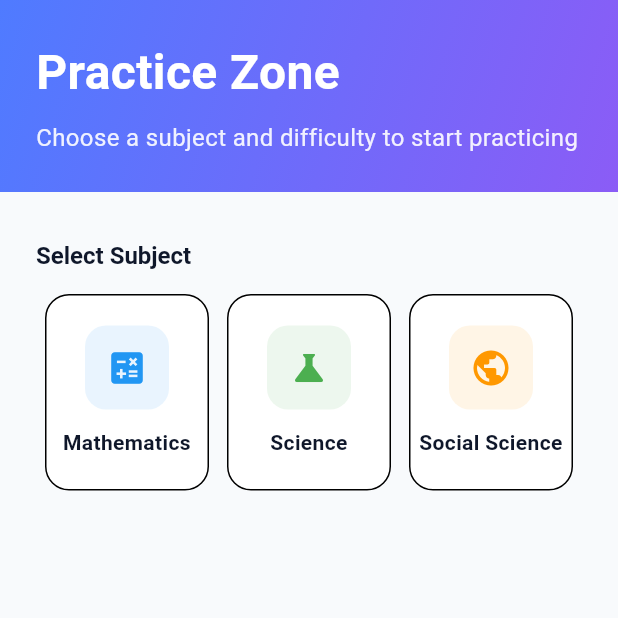
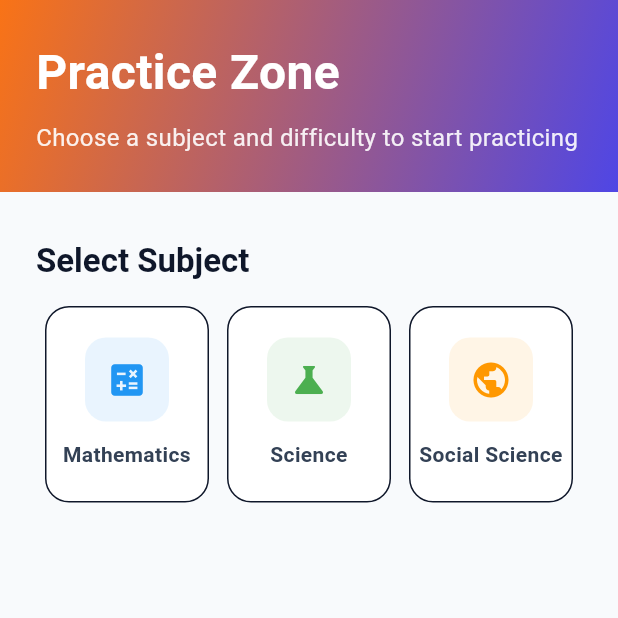
Before and after one commit to r2398/TutorBot, a Flutter app: the PracticeZone screen opened directly, on a phone screen of 412 x 824 dp, the top half of it. Run offline on Flutter 3.47's test engine with Material 3 defaults, Android fonts, the phone set to English and light mode, and no system bars; our stand-ins replace image_picker, permission_handler, shared_preferences, speech_to_text; accounts and stored records are empty.

Commit message:
themeUpdate

```diff
--- a/tutorbotfrontend/lib/theme/app_theme.dart
+++ b/tutorbotfrontend/lib/theme/app_theme.dart
@@ -1,390 +1,223 @@
 import 'package:flutter/material.dart';
 
 class AppTheme {
-  // Design System Colors
-  static const Color primaryBlue = Color(0xFF4F7BFF);
-  static const Color darkNavy = Color(0xFF1E293B);
-  static const Color backgroundLight = Color(0xFFF8FAFC);
-  static const Color cardWhite = Color(0xFFFFFFFF);
-  static const Color textDark = Color(0xFF0F172A);
-  static const Color textMuted = Color(0xFF64748B);
-  static const Color borderLight = Color(0xFFE2E8F0);
-  static const Color success = Color(0xFF10B981);
-  static const Color warning = Color(0xFFF59E0B);
-  static const Color error = Color(0xFFEF4444);
-  static const Color purple = Color(0xFF8B5CF6);
 
+  // Primary Colors
+  static const Color primaryOrange = Color(0xFFF97316); // Vibrant Orange
+  static const Color primaryIndigo = Color(0xFF4F46E5); // Deep Indigo
+
+  // Neutral Colors
+  static const Color backgroundLight = Color(0xFFF8FAFC); // Almost White (Slate 50)
+  static const Color backgroundDark = Color(0xFF020617);  // Near Black (Slate 950)
+  static const Color surfaceLight = Color(0xFFFFFFFF);   // Pure White
+  static const Color surfaceDark = Color(0xFF1E293B);    // Dark Blue-Gray (Slate 800)
+
+  // Text Colors
+  static const Color textHeader = Color(0xFF0F172A);      // Dark Slate (Slate 900)
+  static const Color textBody = Color(0xFF334155);        // Medium Slate (Slate 700)
+  static const Color textMuted = Color(0xFF64748B);        // Lighter Slate (Slate 500)
+  static const Color textWhite = Color(0xFFE2E8F0);        // Light Gray (Slate 200)
+
+  // Accent & Utility Colors
+  static const Color accentGreen = Color(0xFF22C55E);      // Green
+  static const Color accentYellow = Color(0xFFEAB308);    // Yellow
+  static const Color accentRed = Color(0xFFEF4444);        // Red
+  static const Color borderLight = Color(0xFFE2E8F0);      // Light Border (Slate 200)
+  static const Color borderDark = Color(0xFF334155);        // Dark Border (Slate 700)
+
+  // --- Light Theme Definition ---
   static ThemeData lightTheme = ThemeData(
     useMaterial3: true,
     brightness: Brightness.light,
-    primaryColor: primaryBlue,
+    primaryColor: primaryOrange,
     scaffoldBackgroundColor: backgroundLight,
-
     colorScheme: const ColorScheme.light(
-      primary: primaryBlue,
-      secondary: Color(0xFF8B5CF6),
-      tertiary: Color(0xFFF59E0B),
-      surface: cardWhite,
-      error: error,
+      primary: primaryOrange,
+      secondary: primaryIndigo,
+      surface: surfaceLight,
+      background: backgroundLight,
+      error: accentRed,
       onPrimary: Colors.white,
       onSecondary: Colors.white,
-      onSurface: textDark,
+      onSurface: textHeader,
+      onBackground: textHeader,
       onError: Colors.white,
     ),
 
-    // Card styling
     cardTheme: CardThemeData(
-      color: cardWhite,
+      color: surfaceLight,
       elevation: 0,
-      shadowColor: Colors.black.withValues(alpha: 0.05),
       shape: RoundedRectangleBorder(
         borderRadius: BorderRadius.circular(16),
+        side: const BorderSide(color: borderLight, width: 1),
       ),
     ),
 
-    // Elevated button
     elevatedButtonTheme: ElevatedButtonThemeData(
       style: ElevatedButton.styleFrom(
-        backgroundColor: darkNavy,
+        backgroundColor: primaryOrange,
         foregroundColor: Colors.white,
-        elevation: 0,
-        shadowColor: Colors.transparent,
-        padding: const EdgeInsets.symmetric(horizontal: 32, vertical: 18),
+        elevation: 1,
+        shadowColor: primaryOrange.withOpacity(0.2),
+        padding: const EdgeInsets.symmetric(horizontal: 24, vertical: 16),
         shape: RoundedRectangleBorder(
           borderRadius: BorderRadius.circular(12),
         ),
         textStyle: const TextStyle(
-          fontSize: 16,
           fontWeight: FontWeight.w600,
           letterSpacing: 0.2,
         ),
       ),
     ),
 
-    // Outlined button
     outlinedButtonTheme: OutlinedButtonThemeData(
       style: OutlinedButton.styleFrom(
-        foregroundColor: textDark,
+        foregroundColor: textBody,
         side: const BorderSide(color: borderLight, width: 1.5),
-        padding: const EdgeInsets.symmetric(horizontal: 32, vertical: 18),
-        shape: RoundedRectangleBorder(
-          borderRadius: BorderRadius.circular(12),
-        ),
-        textStyle: const TextStyle(
-          fontSize: 16,
-          fontWeight: FontWeight.w500,
-        ),
-      ),
-    ),
-
-    // Text button
-    textButtonTheme: TextButtonThemeData(
-      style: TextButton.styleFrom(
-        foregroundColor: primaryBlue,
-        padding: const EdgeInsets.symmetric(horizontal: 16, vertical: 12),
-        textStyle: const TextStyle(
-          fontSize: 15,
-          fontWeight: FontWeight.w600,
-        ),
-      ),
-    ),
-
-    // Input decoration
-    inputDecorationTheme: InputDecorationTheme(
-      filled: true,
-      fillColor: cardWhite,
-      border: OutlineInputBorder(
-        borderRadius: BorderRadius.circular(12),
-        borderSide: const BorderSide(color: borderLight, width: 1.5),
-      ),
-      enabledBorder: OutlineInputBorder(
-        borderRadius: BorderRadius.circular(12),
-        borderSide: const BorderSide(color: borderLight, width: 1.5),
-      ),
-      focusedBorder: OutlineInputBorder(
-        borderRadius: BorderRadius.circular(12),
-        borderSide: const BorderSide(color: primaryBlue, width: 2),
-      ),
-      errorBorder: OutlineInputBorder(
-        borderRadius: BorderRadius.circular(12),
-        borderSide: const BorderSide(color: error, width: 1.5),
-      ),
-      contentPadding: const EdgeInsets.symmetric(horizontal: 16, vertical: 16),
-      hintStyle: const TextStyle(
-        color: textMuted,
-        fontSize: 15,
-        fontWeight: FontWeight.w400,
-      ),
-    ),
-
-    // Typography
-    textTheme: const TextTheme(
-      displayLarge: TextStyle(
-        fontSize: 32,
-        fontWeight: FontWeight.w700,
-        color: textDark,
-        letterSpacing: -0.5,
-      ),
-      displayMedium: TextStyle(
-        fontSize: 28,
-        fontWeight: FontWeight.w700,
-        color: textDark,
-        letterSpacing: -0.5,
-      ),
-      displaySmall: TextStyle(
-        fontSize: 24,
-        fontWeight: FontWeight.w600,
-        color: textDark,
-        letterSpacing: -0.3,
-      ),
-      headlineLarge: TextStyle(
-        fontSize: 22,
-        fontWeight: FontWeight.w600,
-        color: textDark,
-      ),
-      headlineMedium: TextStyle(
-        fontSize: 20,
-        fontWeight: FontWeight.w600,
-        color: textDark,
-      ),
-      headlineSmall: TextStyle(
-        fontSize: 18,
-        fontWeight: FontWeight.w600,
-        color: textDark,
-      ),
-      titleLarge: TextStyle(
-        fontSize: 16,
-        fontWeight: FontWeight.w600,
-        color: textDark,
-      ),
-      titleMedium: TextStyle(
-        fontSize: 15,
-        fontWeight: FontWeight.w600,
-        color: textDark,
-      ),
-      titleSmall: TextStyle(
-        fontSize: 14,
-        fontWeight: FontWeight.w600,
-        color: textDark,
-      ),
-      bodyLarge: TextStyle(
-        fontSize: 16,
-        fontWeight: FontWeight.w400,
-        color: textDark,
-        height: 1.5,
-      ),
-      bodyMedium: TextStyle(
-        fontSize: 14,
-        fontWeight: FontWeight.w400,
-        color: textMuted,
-        height: 1.5,
-      ),
-      bodySmall: TextStyle(
-        fontSize: 13,
-        fontWeight: FontWeight.w400,
-        color: textMuted,
-      ),
-      labelLarge: TextStyle(
-        fontSize: 14,
-        fontWeight: FontWeight.w600,
-        color: textDark,
-      ),
-      labelMedium: TextStyle(
-        fontSize: 12,
-        fontWeight: FontWeight.w500,
-        color: textMuted,
-      ),
-      labelSmall: TextStyle(
-        fontSize: 11,
-        fontWeight: FontWeight.w500,
-        color: textMuted,
-      ),
-    ),
-
-    // AppBar
-    appBarTheme: const AppBarTheme(
-      backgroundColor: backgroundLight,
-      foregroundColor: textDark,
-      elevation: 0,
-      centerTitle: false,
-      titleTextStyle: TextStyle(
-        fontSize: 20,
-        fontWeight: FontWeight.w600,
-        color: textDark,
-      ),
-    ),
-
-    // Bottom Navigation
-    bottomNavigationBarTheme: const BottomNavigationBarThemeData(
-      backgroundColor: cardWhite,
-      selectedItemColor: darkNavy,
-      unselectedItemColor: textMuted,
-      type: BottomNavigationBarType.fixed,
-      elevation: 8,
-      selectedLabelStyle: TextStyle(
-        fontSize: 12,
-        fontWeight: FontWeight.w600,
-      ),
-      unselectedLabelStyle: TextStyle(
-        fontSize: 12,
-        fontWeight: FontWeight.w500,
-      ),
-    ),
-
-    // Divider
-    dividerTheme: const DividerThemeData(
-      color: borderLight,
-      thickness: 1,
-      space: 1,
-    ),
-
-    // Chip
-    chipTheme: ChipThemeData(
-      backgroundColor: backgroundLight,
-      selectedColor: primaryBlue,
-      labelStyle: const TextStyle(
-        fontSize: 13,
-        fontWeight: FontWeight.w500,
-      ),
-      padding: const EdgeInsets.symmetric(horizontal: 12, vertical: 8),
-      shape: RoundedRectangleBorder(
-        borderRadius: BorderRadius.circular(20),
-        side: const BorderSide(color: borderLight),
-      ),
-    ),
-
-    // Progress indicator
-    progressIndicatorTheme: const ProgressIndicatorThemeData(
-      color: primaryBlue,
-      linearTrackColor: borderLight,
-    ),
-
-    // Icon theme
-    iconTheme: const IconThemeData(
-      color: textDark,
-      size: 24,
-    ),
-  );
-
-  static ThemeData darkTheme = ThemeData(
-    useMaterial3: true,
-    brightness: Brightness.dark,
-    primaryColor: primaryBlue,
-    scaffoldBackgroundColor: const Color(0xFF0F172A),
-    colorScheme: const ColorScheme.dark(
-      primary: primaryBlue,
-      secondary: Color(0xFF8B5CF6),
-      tertiary: Color(0xFFF59E0B),
-      surface: Color(0xFF1E293B),
-      error: error,
-      onPrimary: Colors.white,
-      onSecondary: Colors.white,
-      onSurface: Colors.white,
-      onError: Colors.white,
-    ),
-    cardTheme: CardThemeData(
-      color: const Color(0xFF1E293B),
-      elevation: 0,
-      shadowColor: Colors.black.withValues(alpha: 0.3),
-      shape: RoundedRectangleBorder(
-        borderRadius: BorderRadius.circular(16),
-      ),
-    ),
-    elevatedButtonTheme: ElevatedButtonThemeData(
-      style: ElevatedButton.styleFrom(
-        backgroundColor: Colors.white,
-        foregroundColor: darkNavy,
-        elevation: 0,
-        padding: const EdgeInsets.symmetric(horizontal: 32, vertical: 18),
-        shape: RoundedRectangleBorder(
-          borderRadius: BorderRadius.circular(12),
-        ),
-        textStyle: const TextStyle(
-          fontSize: 16,
-          fontWeight: FontWeight.w600,
-        ),
-      ),
-    ),
-    outlinedButtonTheme: OutlinedButtonThemeData(
-      style: OutlinedButton.styleFrom(
-        foregroundColor: Colors.white,
-        side: const BorderSide(color: Color(0xFF334155), width: 1.5),
-        padding: const EdgeInsets.symmetric(horizontal: 32, vertical: 18),
+        padding: const EdgeInsets.symmetric(horizontal: 24, vertical: 16),
         shape: RoundedRectangleBorder(
           borderRadius: BorderRadius.circular(12),
         ),
       ),
     ),
+
     inputDecorationTheme: InputDecorationTheme(
       filled: true,
-      fillColor: const Color(0xFF1E293B),
+      fillColor: surfaceLight,
+      contentPadding: const EdgeInsets.symmetric(horizontal: 16, vertical: 16),
+      hintStyle: const TextStyle(color: textMuted),
       border: OutlineInputBorder(
         borderRadius: BorderRadius.circular(12),
-        borderSide: const BorderSide(color: Color(0xFF334155), width: 1.5),
+        borderSide: const BorderSide(color: borderLight, width: 1),
       ),
       enabledBorder: OutlineInputBorder(
         borderRadius: BorderRadius.circular(12),
-        borderSide: const BorderSide(color: Color(0xFF334155), width: 1.5),
+        borderSide: const BorderSide(color: borderLight, width: 1),
       ),
       focusedBorder: OutlineInputBorder(
         borderRadius: BorderRadius.circular(12),
-        borderSide: const BorderSide(color: primaryBlue, width: 2),
-      ),
-      contentPadding: const EdgeInsets.symmetric(horizontal: 16, vertical: 16),
-    ),
-    textTheme: const TextTheme(
-      displayLarge: TextStyle(
-        fontSize: 32,
-        fontWeight: FontWeight.w700,
-        color: Colors.white,
-      ),
-      displayMedium: TextStyle(
-        fontSize: 28,
-        fontWeight: FontWeight.w700,
-        color: Colors.white,
-      ),
-      displaySmall: TextStyle(
-        fontSize: 24,
-        fontWeight: FontWeight.w600,
-        color: Colors.white,
-      ),
-      headlineMedium: TextStyle(
-        fontSize: 20,
-        fontWeight: FontWeight.w600,
-        color: Colors.white,
-      ),
-      titleLarge: TextStyle(
-        fontSize: 16,
-        fontWeight: FontWeight.w600,
-        color: Colors.white,
-      ),
-      bodyLarge: TextStyle(
-        fontSize: 16,
-        color: Colors.white,
-        height: 1.5,
-      ),
-      bodyMedium: TextStyle(
-        fontSize: 14,
-        color: Color(0xFF94A3B8),
-        height: 1.5,
+        borderSide: const BorderSide(color: primaryOrange, width: 2),
       ),
     ),
+
+    textTheme: const TextTheme(
+      displaySmall: TextStyle(color: textHeader, fontWeight: FontWeight.w700),
+      headlineMedium: TextStyle(color: textHeader, fontWeight: FontWeight.w600),
+      titleLarge: TextStyle(color: textHeader, fontWeight: FontWeight.w600),
+      bodyLarge: TextStyle(color: textBody, height: 1.5),
+      bodyMedium: TextStyle(color: textMuted, height: 1.5),
+    ),
+
     appBarTheme: const AppBarTheme(
-      backgroundColor: Color(0xFF0F172A),
-      foregroundColor: Colors.white,
+      backgroundColor: backgroundLight,
+      foregroundColor: textHeader,
       elevation: 0,
-      centerTitle: false,
     ),
+
     bottomNavigationBarTheme: const BottomNavigationBarThemeData(
-      backgroundColor: Color(0xFF1E293B),
-      selectedItemColor: Colors.white,
-      unselectedItemColor: Color(0xFF64748B),
-      type: BottomNavigationBarType.fixed,
-      elevation: 8,
+      backgroundColor: surfaceLight,
+      selectedItemColor: primaryOrange,
+      unselectedItemColor: textMuted,
     ),
-    dividerTheme: const DividerThemeData(
-      color: Color(0xFF334155),
-      thickness: 1,
+
+    dividerTheme: const DividerThemeData(color: borderLight, thickness: 1),
+  );
+
+  // --- Dark Theme Definition ---
+  static ThemeData darkTheme = ThemeData(
+    useMaterial3: true,
+    brightness: Brightness.dark,
+    primaryColor: primaryOrange,
+    scaffoldBackgroundColor: backgroundDark,
+    colorScheme: const ColorScheme.dark(
+      primary: primaryOrange,
+      secondary: primaryIndigo,
+      surface: surfaceDark,
+      background: backgroundDark,
+      error: accentRed,
+      onPrimary: Colors.white,
+      onSecondary: Colors.white,
+      onSurface: textWhite,
+      onBackground: textWhite,
+      onError: Colors.white,
     ),
+
+    cardTheme: CardThemeData(
+      color: surfaceDark,
+      elevation: 0,
+      shape: RoundedRectangleBorder(
+        borderRadius: BorderRadius.circular(16),
+        side: const BorderSide(color: borderDark, width: 1),
+      ),
+    ),
+
+    elevatedButtonTheme: ElevatedButtonThemeData(
+      style: ElevatedButton.styleFrom(
+        backgroundColor: primaryOrange,
+        foregroundColor: Colors.white,
+        elevation: 1,
+        shadowColor: primaryOrange.withOpacity(0.2),
+        padding: const EdgeInsets.symmetric(horizontal: 24, vertical: 16),
+        shape: RoundedRectangleBorder(
+          borderRadius: BorderRadius.circular(12),
+        ),
+        textStyle: const TextStyle(
+          fontWeight: FontWeight.w600,
+          letterSpacing: 0.2,
+        ),
+      ),
+    ),
+
+    outlinedButtonTheme: OutlinedButtonThemeData(
+      style: OutlinedButton.styleFrom(
+        foregroundColor: textWhite,
+        side: const BorderSide(color: borderDark, width: 1.5),
+        padding: const EdgeInsets.symmetric(horizontal: 24, vertical: 16),
+        shape: RoundedRectangleBorder(
+          borderRadius: BorderRadius.circular(12),
+        ),
+      ),
+    ),
+
+    inputDecorationTheme: InputDecorationTheme(
+      filled: true,
+      fillColor: surfaceDark,
+      contentPadding: const EdgeInsets.symmetric(horizontal: 16, vertical: 16),
+      hintStyle: TextStyle(color: textMuted.withOpacity(0.8)),
+      border: OutlineInputBorder(
+        borderRadius: BorderRadius.circular(12),
+        borderSide: const BorderSide(color: borderDark, width: 1),
+      ),
+      enabledBorder: OutlineInputBorder(
+        borderRadius: BorderRadius.circular(12),
+        borderSide: const BorderSide(color: borderDark, width: 1),
+      ),
+      focusedBorder: OutlineInputBorder(
+        borderRadius: BorderRadius.circular(12),
+        borderSide: const BorderSide(color: primaryOrange, width: 2),
+      ),
+    ),
+
+    textTheme: const TextTheme(
+      displaySmall: TextStyle(color: textWhite, fontWeight: FontWeight.w700),
+      headlineMedium: TextStyle(color: textWhite, fontWeight: FontWeight.w600),
+      titleLarge: TextStyle(color: textWhite, fontWeight: FontWeight.w600),
+      bodyLarge: TextStyle(color: textWhite, height: 1.5),
+      bodyMedium: TextStyle(color: textMuted, height: 1.5),
+    ),
+
+    appBarTheme: const AppBarTheme(
+      backgroundColor: backgroundDark,
+      foregroundColor: textWhite,
+      elevation: 0,
+    ),
+
+    bottomNavigationBarTheme: const BottomNavigationBarThemeData(
+      backgroundColor: surfaceDark,
+      selectedItemColor: primaryOrange,
+      unselectedItemColor: textMuted,
+    ),
+
+    dividerTheme: const DividerThemeData(color: borderDark, thickness: 1),
   );
 }
```
Also changed, not shown: 1 other file.
